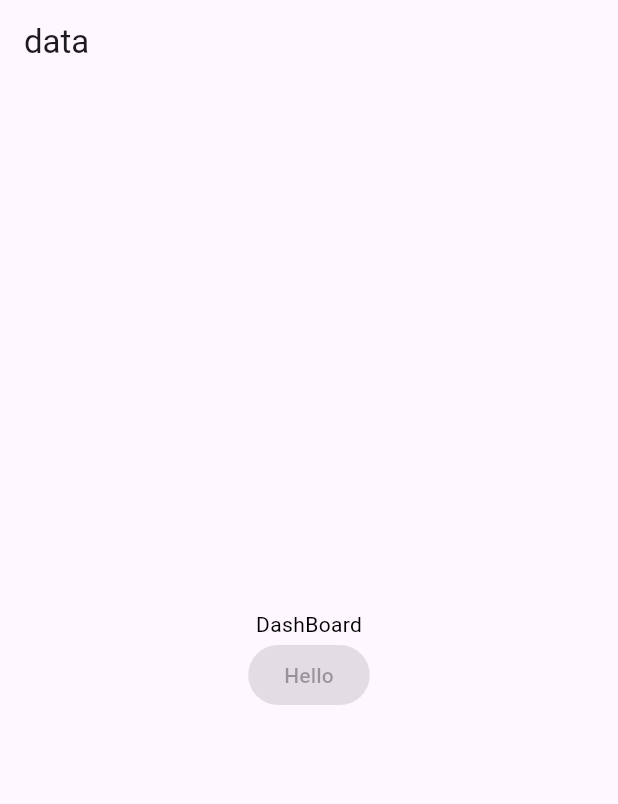
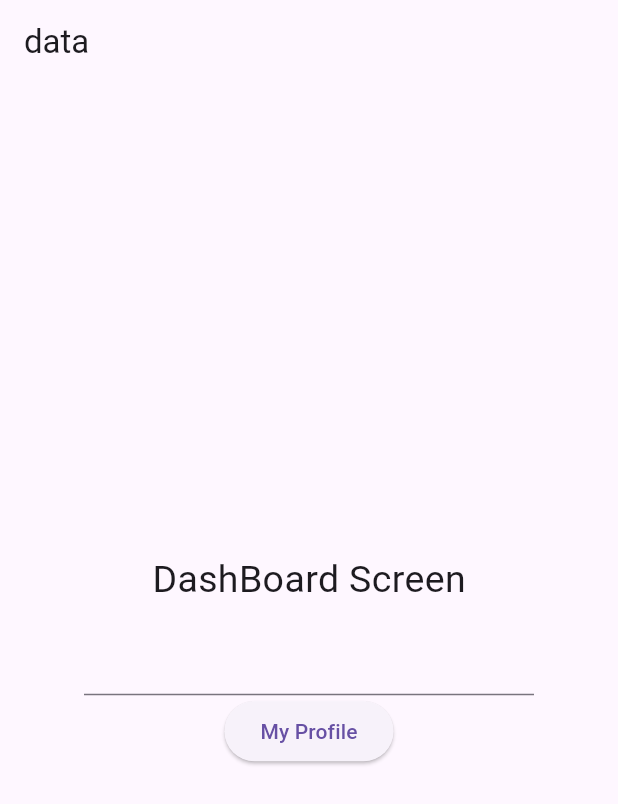
Before and after one commit to Md-Raju-Mia/flutter_development_journey_with_wscubeTech, a Flutter app: the screen it shows after launch, on a phone screen of 412 x 824 dp. Shown: the top 804 px of the screen. Run offline on Flutter 3.47's test engine with Material 3 defaults, Android fonts, the phone set to English and light mode, and no system bars; our stand-ins replace font_awesome_flutter.

Commit message:
Passing data from one screen to another screen

```diff
--- a/lib/main.dart
+++ b/lib/main.dart
@@ -1,4 +1,5 @@
 import 'package:container_flutter_project/introPage.dart';
+import 'package:container_flutter_project/my_profile_screen.dart';
 import 'package:container_flutter_project/splash_screen.dart';
 import 'package:container_flutter_project/ui_helper/util.dart';
 import 'package:container_flutter_project/widgets/rounded_btn.dart';
@@ -2132,6 +2133,67 @@ class _MyHomePageState extends State<MyHomePage> {
 
 /**+++++++++++++++++++++++++++++++++++++++++++++++++++++++++++++++++++*/
 
+
+/**Splash Screen*/
+
+// void main(){
+//   runApp(MyApp());
+// }
+//
+// class MyApp extends StatelessWidget {
+//   const MyApp({super.key});
+//
+//   @override
+//   Widget build(BuildContext context) {
+//     return MaterialApp(
+//       title: "FlutterApp",
+//       debugShowCheckedModeBanner: false,
+//       theme: ThemeData(
+//         primarySwatch: Colors.blue
+//       ),
+//       home: SplashScreen(),
+//
+//
+//     );
+//   }
+// }
+//
+//
+// class DashboardScreen extends StatelessWidget {
+//   const DashboardScreen({super.key});
+//
+//   @override
+//   Widget build(BuildContext context) {
+//     return Scaffold(
+//       appBar: AppBar(
+//         title: Text('data'),
+//       ),
+//       body: Center(
+//         child: Container(
+//           child: Column(
+//             mainAxisAlignment: MainAxisAlignment.center,
+//             children: [
+//               Text("DashBoard",
+//               style: TextStyle(
+//                 color: Colors.black,
+//               ),
+//               ),
+//               ElevatedButton(onPressed: null,
+//                   child: Text("Hello")
+//               )
+//             ],
+//           ),
+//
+//         ),
+//       ),
+//     );
+//   }
+// }
+
+/**++++++++++++++++++++++++++++++++++++++++++++++++++++++++++++++++++++++++++*/
+
+/**Passing Data From one Screen to Another Screen*/
+
 void main(){
   runApp(MyApp());
 }
@@ -2156,7 +2218,8 @@ class MyApp extends StatelessWidget {
 
 
 class DashboardScreen extends StatelessWidget {
-  const DashboardScreen({super.key});
+
+  var nameController = TextEditingController();
 
   @override
   Widget build(BuildContext context) {
@@ -2166,16 +2229,24 @@ class DashboardScreen extends StatelessWidget {
       ),
       body: Center(
         child: Container(
+          width: 300,
           child: Column(
             mainAxisAlignment: MainAxisAlignment.center,
             children: [
-              Text("DashBoard",
+              Text("DashBoard Screen",
               style: TextStyle(
-                color: Colors.black,
-              ),
-              ),
-              ElevatedButton(onPressed: null,
-                  child: Text("Hello")
+                fontSize: 25,
+              ),
+              ),
+              SizedBox(height: 11,),
+              TextField(
+                controller: nameController,
+              ),
+              ElevatedButton(onPressed: (){
+                Navigator.push(context, MaterialPageRoute(builder: (context) => MyProfileScreen(nameController.text.toString()),
+                ));
+              },
+                  child: Text("My Profile")
               )
             ],
           ),
@@ -2185,3 +2256,6 @@ class DashboardScreen extends StatelessWidget {
     );
   }
 }
+
+
+/**+++++++++++++++++++++++++++++++++++++++++++++++++++++++++++++++++++++++++*/
```
Also changed, not shown: lib/my_profile_screen.dart (added, +38 -0 lines).
